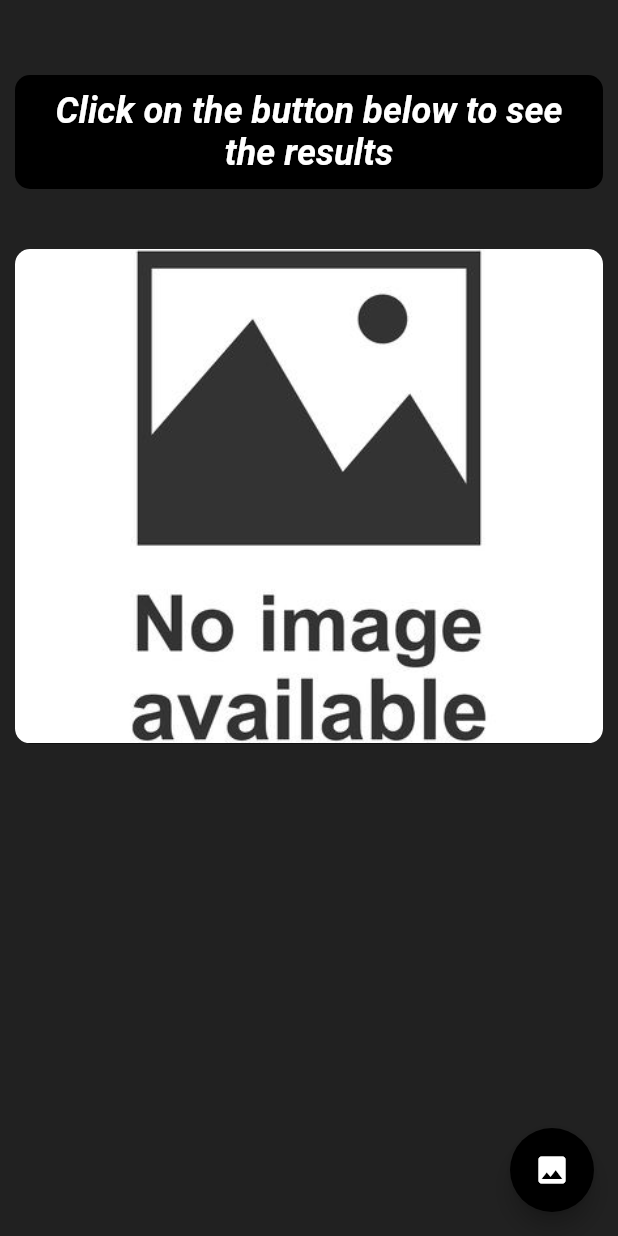
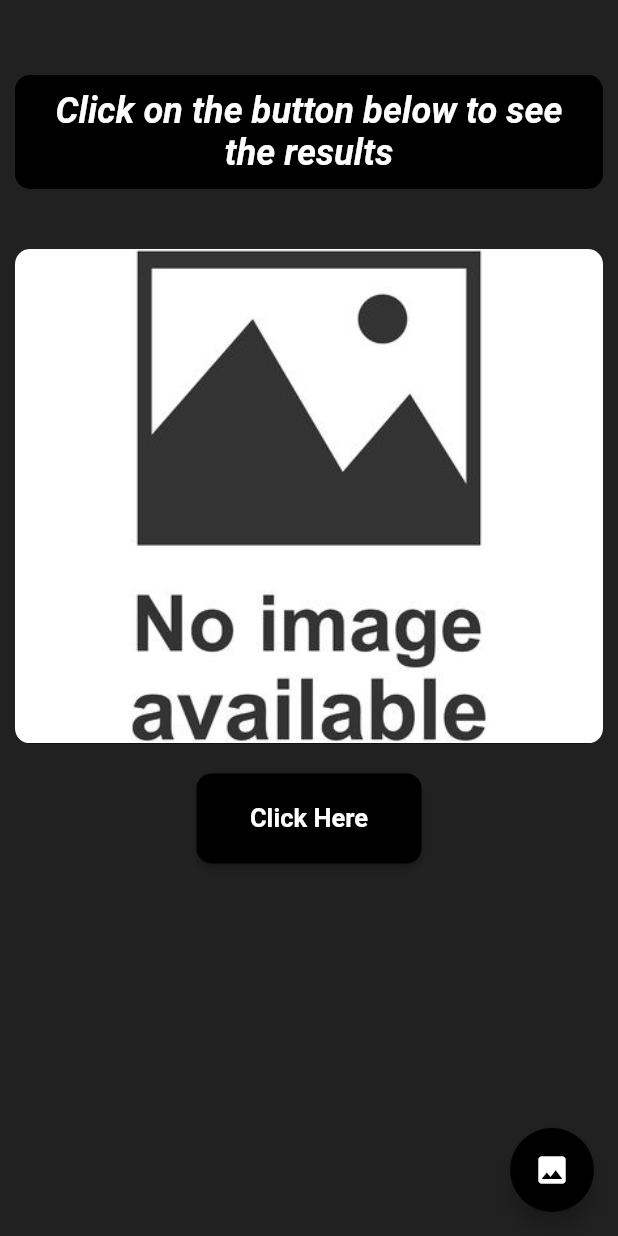
Before and after one commit to KJKR73/Proply-App, a Flutter app: the MLTask2 screen opened by its route, on a phone screen of 412 x 824 dp. Run offline on Flutter 3.47's test engine with Material 2 defaults, Android fonts, the phone set to English and light mode, and no system bars; our stand-ins replace firebase_auth, image_picker, shared_preferences; accounts and stored records are empty; project files that could hold a hidden picture were left out.

Commit message:
minor changes

```diff
--- a/lib/screens/ml_tasks/task2.dart
+++ b/lib/screens/ml_tasks/task2.dart
@@ -1,4 +1,5 @@
 import 'dart:convert';
+import 'package:ethinicty_recognition_app/customs/result_display.dart';
 import 'package:ethinicty_recognition_app/shared/constant.dart';
 import 'package:http/http.dart';
 import 'package:flutter/material.dart';
@@ -102,8 +103,42 @@ class _MLTask2State extends State<MLTask2> {
                     _faceDataDisplay == null
                         ? emptyImage(
                             queryData.size.height, queryData.size.width)
-                        : Text('sdds'),
+                        : ResultDisplay(
+                            age: _faceDataDisplay[0]['age'].toString(),
+                            gender: _faceDataDisplay[0]['gender'].toString(),
+                            race: _faceDataDisplay[0]['gender'].toString(),
+                            base64Image:
+                                _faceDataDisplay[0]['base64'].toString(),
+                          ),
                   ],
+                ),
+              ),
+              SizedBox(
+                height: 20.0,
+              ),
+              ButtonTheme(
+                height: 60.0,
+                minWidth: 150.0,
+                child: RaisedButton(
+                  shape: RoundedRectangleBorder(
+                    borderRadius: BorderRadius.circular(10.0),
+                  ),
+                  onPressed: () {
+                    Navigator.pushNamed(
+                      context,
+                      '/summary',
+                      arguments: {'face_data': _faceDataDisplay},
+                    );
+                  },
+                  color: Colors.black,
+                  child: Text(
+                    'Click Here',
+                    style: TextStyle(
+                      color: Colors.white,
+                      fontSize: 17.0,
+                      fontWeight: FontWeight.bold,
+                    ),
+                  ),
                 ),
               )
             ],
--- a/pubspec.yaml
+++ b/pubspec.yaml
@@ -36,6 +36,7 @@ dependencies:
   image_picker: ^0.6.7+2
   firebase_ml_vision: ^0.9.4
   http: 0.12.2
+  path_provider: 1.6.11
 
 dev_dependencies:
   flutter_test:
```
Also changed, not shown: lib/customs/result_display.dart (added, +47 -0 lines), lib/main.dart (+4 -3 lines), lib/screens/ml_tasks/summary.dart (added, +32 -0 lines), pubspec.lock.
